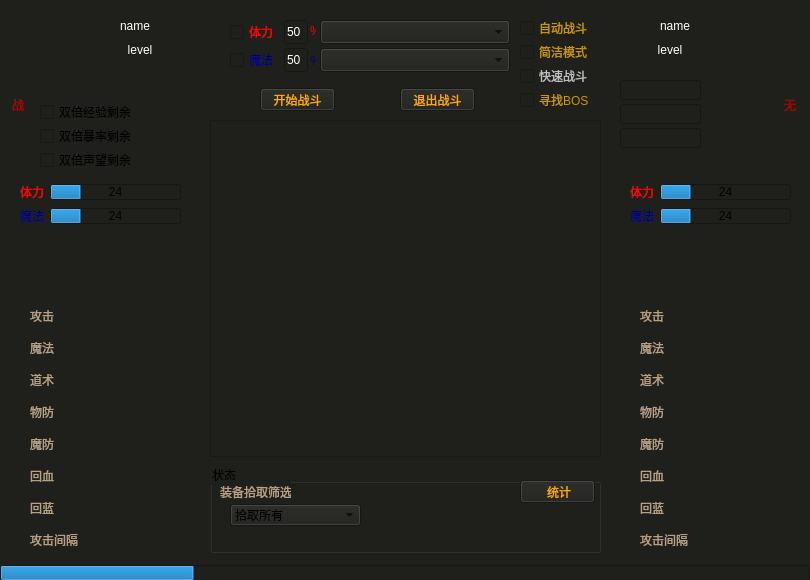
Qt form code/mirror/fight_fight.ui (simon0xia/mirror) before a commit.
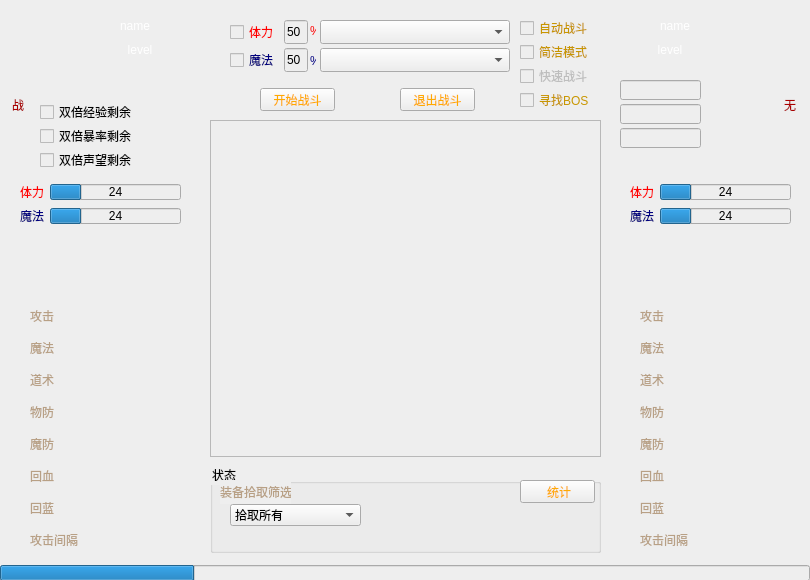
The same form after that commit. Icons and pictures are not drawn.

Commit message: 完成技能施放逻辑

Patch:
```diff
--- a/code/mirror/fight_fight.ui
+++ b/code/mirror/fight_fight.ui
@@ -14,7 +14,7 @@
    <string>fight_fight</string>
   </property>
   <property name="styleSheet">
-   <string notr="true">background-color: rgb(31, 31, 28);</string>
+   <string notr="true">background-color: rgb(238, 238, 238);</string>
   </property>
   <widget class="QTextEdit" name="edit_display">
    <property name="geometry">
@@ -247,7 +247,7 @@
     </rect>
    </property>
    <property name="styleSheet">
-    <string notr="true">color: rgb(255, 255, 255);</string>
+    <string notr="true"/>
    </property>
    <property name="inputMask">
     <string>99</string>
@@ -272,7 +272,7 @@
     </rect>
    </property>
    <property name="styleSheet">
-    <string notr="true">color: rgb(255, 255, 255);</string>
+    <string notr="true"/>
    </property>
    <property name="inputMask">
     <string>99</string>
@@ -1974,6 +1974,9 @@
    </property>
   </widget>
   <widget class="QLabel" name="edit_role_level_2">
+   <property name="enabled">
+    <bool>true</bool>
+   </property>
    <property name="geometry">
     <rect>
      <x>0</x>
```
Left out of the diff: 15 changed lines with no effect on the pictures. The commit also changes 2 other files.
